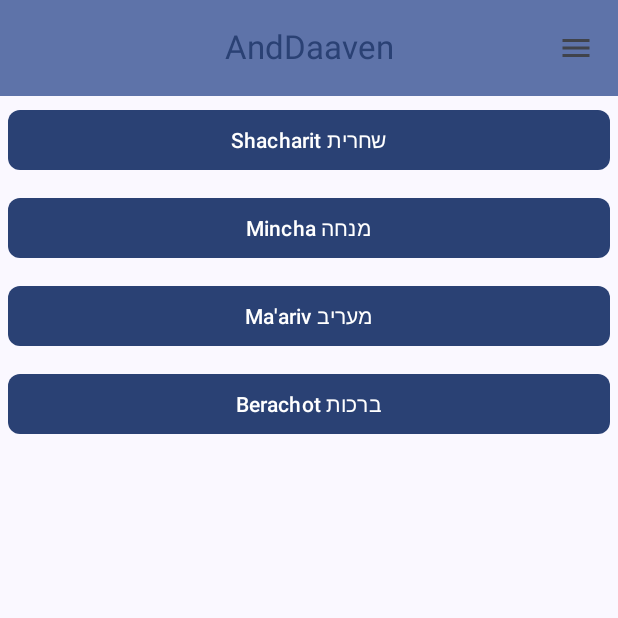
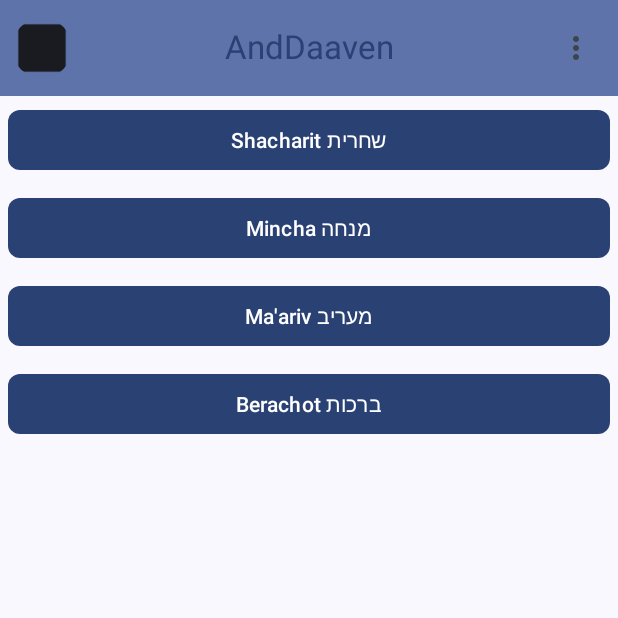
Before and after one commit to dovijoel/AndDaaven2, an Android app built with Jetpack Compose: the screen it shows after launch (MainActivity), on a phone screen of 412 x 824 dp, the top half of it. Run offline under Robolectric (Android 15) with nearby library versions, the phone set to English and light mode, and no system bars; our stand-ins replace window size class; libraries missing offline, so code that uses them is left out: androidx.glance.action, androidx.glance.appwidget; Roboto replaces fonts that are not available here.

Commit message:
app drawer

```diff
--- a/app/src/main/java/tech/debuggingmadejoyful/anddaaven/AndDaavenNavGraph.kt
+++ b/app/src/main/java/tech/debuggingmadejoyful/anddaaven/AndDaavenNavGraph.kt
@@ -44,7 +44,8 @@ fun AndDaavenNavGraph(
                     tefillaType = tefillaUri.tefillaType)
                 )
             TefillaRoute(
-                tefillaViewModel
+                tefillaViewModel,
+                openDrawer
             )
         }
         composable(AndDaavenDestinations.HOME_ROUTE) {
@@ -52,7 +53,8 @@ fun AndDaavenNavGraph(
                 factory = HomeViewModel.provideFactory(navController)
             )
             HomeRoute(
-                homeViewModel
+                homeViewModel,
+                openDrawer
             )
         }
     }
--- a/app/src/main/java/tech/debuggingmadejoyful/anddaaven/ui/AndDaavenApp.kt
+++ b/app/src/main/java/tech/debuggingmadejoyful/anddaaven/ui/AndDaavenApp.kt
@@ -18,6 +18,7 @@ import tech.debuggingmadejoyful.anddaaven.AndDaavenDestinations
 import tech.debuggingmadejoyful.anddaaven.AndDaavenNavGraph
 import tech.debuggingmadejoyful.anddaaven.AndDaavenNavigationActions
 import tech.debuggingmadejoyful.anddaaven.data.TefillaRepository
+import tech.debuggingmadejoyful.anddaaven.data.TefillaType
 import tech.debuggingmadejoyful.anddaaven.ui.theme.AndDaavenTheme
 
 @OptIn(ExperimentalMaterial3Api::class)
@@ -37,7 +38,7 @@ fun  AndDaavenApp (
         val navBackStackEntry by navController.currentBackStackEntryAsState()
         val currentRoute =
             navBackStackEntry?.destination?.route ?: AndDaavenDestinations.HOME_ROUTE
-
+        val currentTefilla  = navBackStackEntry?.arguments?.get("tefillaType") as TefillaType?
         val isExpandedScreen = true
         val sizeAwareDrawerState = rememberSizeAwareDrawerState(isExpandedScreen)
 
@@ -46,7 +47,9 @@ fun  AndDaavenApp (
                 AppDrawer(
                     drawerState = sizeAwareDrawerState,
                     currentRoute = currentRoute,
+                    currentTefilla = currentTefilla,
                     navigateToHome = navigationActions.navigateToHome,
+                    navigateToTefilla = navigationActions.navigateToTefilla,
                     closeDrawer = { coroutineScope.launch { sizeAwareDrawerState.close() } }
                 )
             },
@@ -78,7 +81,7 @@ fun  AndDaavenApp (
  */
 @Composable
 private fun rememberSizeAwareDrawerState(isExpandedScreen: Boolean): DrawerState {
-    val drawerState = rememberDrawerState(DrawerValue.Closed)
+    val drawerState = rememberDrawerState(DrawerValue.Open)
 
     return if (!isExpandedScreen) {
         // If we want to allow showing the drawer, we use a real, remembered drawer
--- a/app/src/main/java/tech/debuggingmadejoyful/anddaaven/ui/AppDrawer.kt
+++ b/app/src/main/java/tech/debuggingmadejoyful/anddaaven/ui/AppDrawer.kt
@@ -31,6 +31,7 @@ import androidx.core.net.toUri
 import androidx.compose.ui.platform.LocalContext
 import androidx.glance.action.Action
 import androidx.glance.appwidget.action.actionStartActivity
+import androidx.navigation.NavArgument
 import tech.debuggingmadejoyful.anddaaven.AndDaavenDestinations
 import tech.debuggingmadejoyful.anddaaven.R
 import tech.debuggingmadejoyful.anddaaven.R.array.TefillaNameEnum
@@ -43,7 +44,9 @@ import tech.debuggingmadejoyful.anddaaven.data.TefillaType
 fun AppDrawer(
     drawerState: DrawerState,
     currentRoute: String,
+    currentTefilla: TefillaType? = null,
     navigateToHome: () -> Unit,
+    navigateToTefilla: (TefillaType) -> Unit,
     closeDrawer: () -> Unit,
     modifier: Modifier = Modifier
 ) {
@@ -73,25 +76,13 @@ fun AppDrawer(
                     Spacer(Modifier.weight(4f))
                     Text(tefillaNamesHebrew[index], style = TextStyle(textDirection = TextDirection.Rtl))
                 } },
-                selected = currentRoute == "${AndDaavenDestinations.TEFILLA_ROUTE}?$TEFILLA_ID=${tefillaType.name}",
-                onClick = { openTefilla(context, tefillaType); closeDrawer() },
+                selected = currentRoute == "tech.debuggingmadejoyful.anddaaven.TefillaUri/{tefillaType}" && currentTefilla != null && currentTefilla == tefillaType,
+                onClick = { navigateToTefilla(tefillaType); closeDrawer() },
                 modifier = Modifier.padding(NavigationDrawerItemDefaults.ItemPadding)
             )
         }
 
     }
-}
-
-private fun openTefilla(context: Context, tefillaType: TefillaType): Action {
-    // actionStartActivity is the preferred way to start activities.
-    return actionStartActivity(
-        Intent(
-            Intent.ACTION_VIEW,
-            "$ANDDAAVEN_APP_URI/tefilla?postId=${tefillaType.name}".toUri(),
-            context,
-            MainActivity::class.java
-        )
-    )
 }
 
 @Composable
@@ -100,7 +91,6 @@ private fun AndDaavenLogo(modifier: Modifier = Modifier) {
         Icon(
             painterResource(R.drawable.ic_launcher_anddaaven),
             contentDescription = null,
-            tint = MaterialTheme.colorScheme.primary
         )
         Spacer(Modifier.width(8.dp))
         Text(stringResource(R.string.app_name))
@@ -116,6 +106,7 @@ fun PreviewAppDrawer() {
             drawerState = rememberDrawerState(initialValue = DrawerValue.Open),
             currentRoute = AndDaavenDestinations.HOME_ROUTE,
             navigateToHome = {},
+            navigateToTefilla = {},
             closeDrawer = { }
         )
     }
--- a/app/src/main/java/tech/debuggingmadejoyful/anddaaven/ui/home/HomeRoute.kt
+++ b/app/src/main/java/tech/debuggingmadejoyful/anddaaven/ui/home/HomeRoute.kt
@@ -10,6 +10,7 @@ import androidx.compose.foundation.layout.padding
 import androidx.compose.foundation.layout.size
 import androidx.compose.material.icons.Icons
 import androidx.compose.material.icons.filled.Menu
+import androidx.compose.material.icons.filled.MoreVert
 import androidx.compose.material.icons.filled.Search
 import androidx.compose.material3.CenterAlignedTopAppBar
 import androidx.compose.material3.ExperimentalMaterial3Api
@@ -41,11 +42,12 @@ import tech.debuggingmadejoyful.anddaaven.ui.components.TefillaButtons
 @Composable
 fun HomeRoute(
     homeViewModel: HomeViewModel,
+    openDrawer: () -> Unit,
 ) {
     val topAppBarState = rememberTopAppBarState()
     Scaffold(
         modifier = Modifier.fillMaxSize(),
-        topBar = { HomeTopAppBar(topAppBarState = topAppBarState) }
+        topBar = { HomeTopAppBar(topAppBarState = topAppBarState, openDrawer = openDrawer) }
     ) { innerPadding ->
         TefillaButtons(
             onTefillaSelected = { homeViewModel.navigateToTefilla(it) },
@@ -60,7 +62,8 @@ fun HomeTopAppBar(
     modifier: Modifier = Modifier,
     topAppBarState: TopAppBarState = rememberTopAppBarState(),
     scrollBehavior: TopAppBarScrollBehavior? =
-        TopAppBarDefaults.enterAlwaysScrollBehavior(topAppBarState)
+        TopAppBarDefaults.enterAlwaysScrollBehavior(topAppBarState),
+    openDrawer: () -> Unit,
 ) {
     val title = stringResource(id = R.string.app_name)
     CenterAlignedTopAppBar(
@@ -74,10 +77,18 @@ fun HomeTopAppBar(
         },
         scrollBehavior = scrollBehavior,
         modifier = modifier,
+        navigationIcon = {
+            IconButton(onClick = openDrawer) {
+                Icon(
+                    painter = painterResource(R.drawable.ic_launcher_anddaaven),
+                    contentDescription = stringResource(R.string.cd_open_navigation_drawer)
+                )
+            }
+        },
         actions = {
             IconButton(onClick = { /* do something */ }) {
                 Icon(
-                    imageVector = Icons.Filled.Menu,
+                    imageVector = Icons.Filled.MoreVert,
                     contentDescription = "Settings menu"
                 )
             }
--- a/app/src/main/res/values/strings.xml
+++ b/app/src/main/res/values/strings.xml
@@ -1,6 +1,7 @@
 <resources>
     <string name="app_name">AndDaaven</string>
     <string name="home_title">Home</string>
+    <string name="cd_open_navigation_drawer">Open navigation drawer</string>
     <string-array name="TefillaNameEnglish">
         <item>Shacharit</item>
         <item>Mincha</item>
```
Also changed, not shown: app/src/main/java/tech/debuggingmadejoyful/anddaaven/AndDaavenNavigation.kt (+4 -21 lines), app/src/main/java/tech/debuggingmadejoyful/anddaaven/ui/tefilla/TefillaRoute.kt (+6 -4 lines), app/src/main/java/tech/debuggingmadejoyful/anddaaven/ui/tefilla/TefillaScreen.kt (+16 -4 lines).
